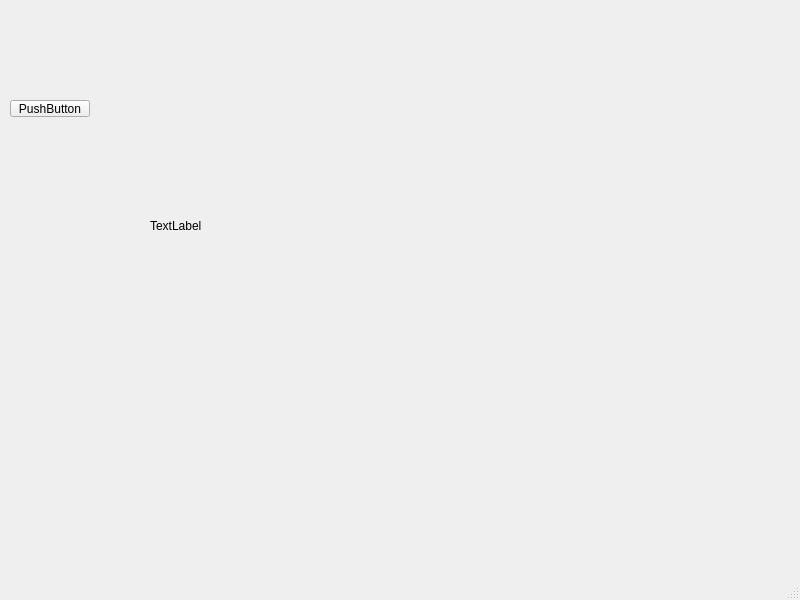
Before: the Qt Designer form A8_Sprite_Editor/mainwindow.ui in jimmyjtrinh/A8-Sprite-Editor, drawn with Qt 5.
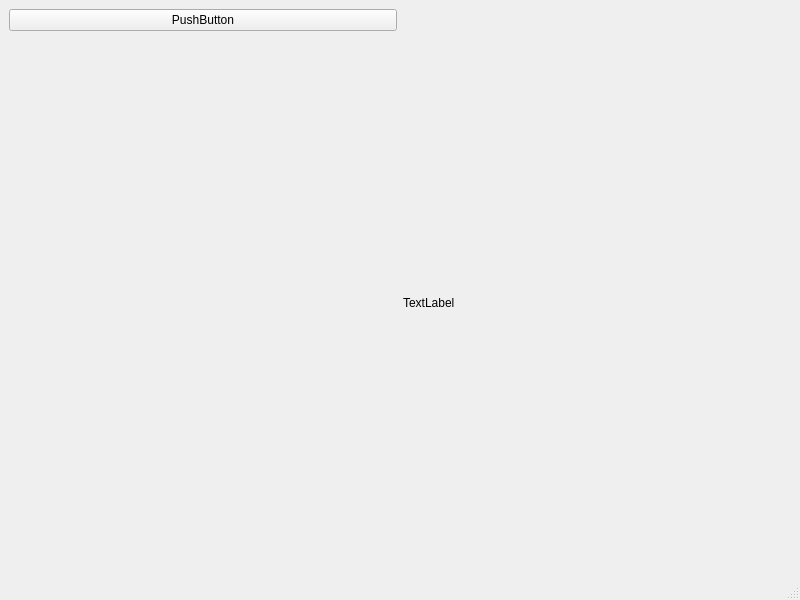
After: the same form once the commit is applied.

Commit message: added layout to ui so it scales with window size

```diff
--- a/A8_Sprite_Editor/mainwindow.ui
+++ b/A8_Sprite_Editor/mainwindow.ui
@@ -14,32 +14,22 @@
    <string>MainWindow</string>
   </property>
   <widget class="QWidget" name="centralwidget">
-   <widget class="QLabel" name="label">
-    <property name="geometry">
-     <rect>
-      <x>150</x>
-      <y>150</y>
-      <width>301</width>
-      <height>151</height>
-     </rect>
-    </property>
-    <property name="text">
-     <string>TextLabel</string>
-    </property>
-   </widget>
+   <layout class="QGridLayout" name="gridLayout">
+    <item row="0" column="0">
    <widget class="QPushButton" name="pushButton">
-    <property name="geometry">
-     <rect>
-      <x>10</x>
-      <y>100</y>
-      <width>80</width>
-      <height>17</height>
-     </rect>
-    </property>
     <property name="text">
      <string>PushButton</string>
     </property>
    </widget>
+    </item>
+    <item row="1" column="1">
+     <widget class="QLabel" name="label">
+      <property name="text">
+       <string>TextLabel</string>
+      </property>
+     </widget>
+    </item>
+   </layout>
   </widget>
   <widget class="QMenuBar" name="menubar">
    <property name="geometry">
```
Lines whose indentation alone changed are shown as unchanged. The commit also changes 2 other files.
